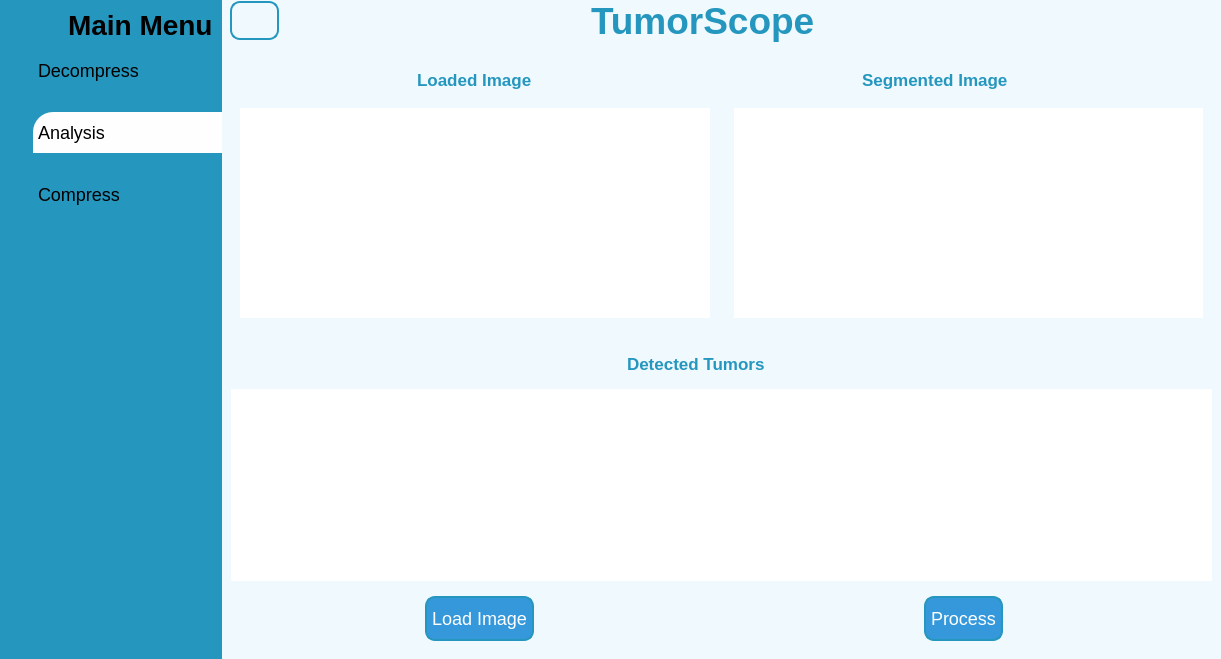
Qt form UI/AnalysisUI.ui (tahaaa22/TumorScope) before a commit.
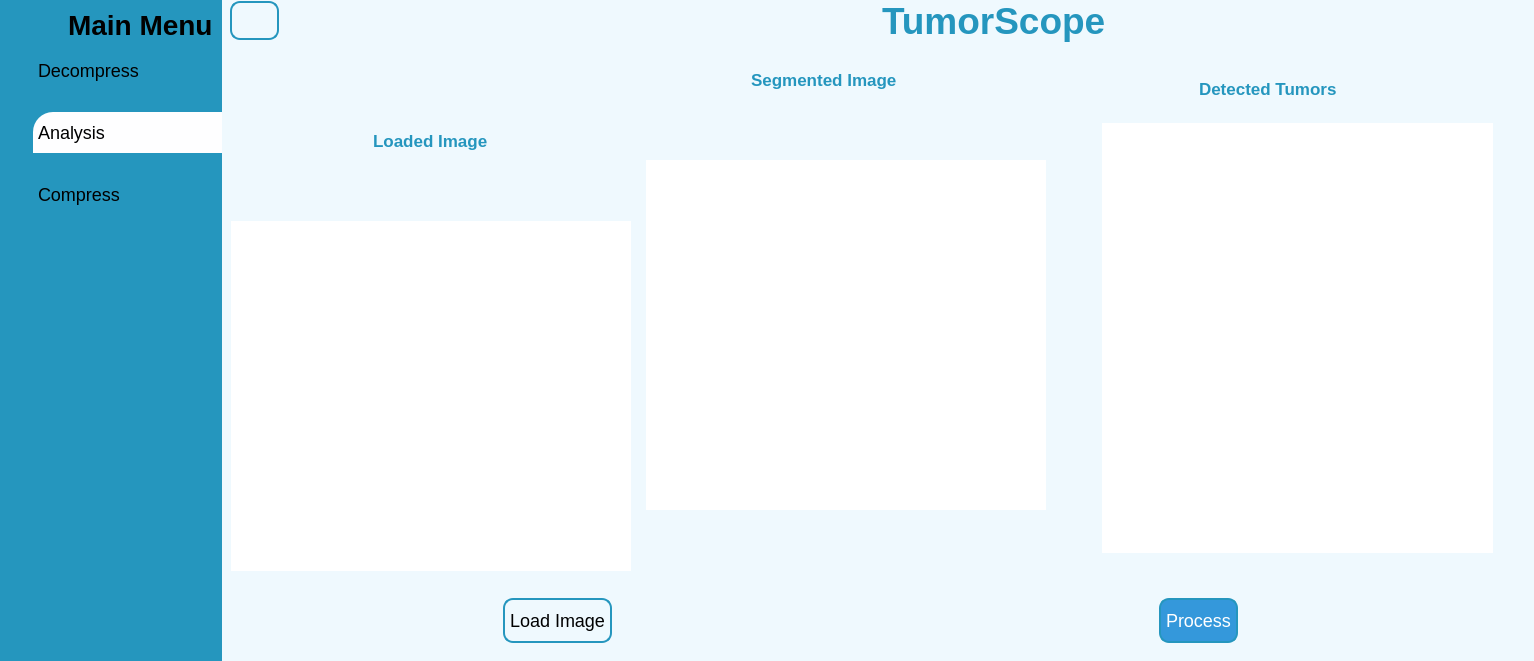
The same form after that commit. Icons and pictures are not drawn. Custom widgets are drawn as their Qt base class.

```diff
--- a/UI/AnalysisUI.ui
+++ b/UI/AnalysisUI.ui
@@ -6,17 +6,23 @@
    <rect>
     <x>0</x>
     <y>0</y>
-    <width>1221</width>
-    <height>659</height>
+    <width>1534</width>
+    <height>661</height>
    </rect>
   </property>
   <property name="windowTitle">
    <string>MainWindow</string>
   </property>
   <widget class="QWidget" name="centralwidget">
+   <property name="minimumSize">
+    <size>
+     <width>0</width>
+     <height>0</height>
+    </size>
+   </property>
    <property name="font">
     <font>
-     <pointsize>8</pointsize>
+     <pointsize>30</pointsize>
     </font>
    </property>
    <property name="styleSheet">
@@ -24,7 +30,12 @@
 color:#000;
 border:none;
 }
-#load_button, #process_button {
+#process_button{
+background-color: none;
+border: none;
+color: rgb(0, 0, 0);
+}
+#load_button{
     background-color: #3498db;  /* Default button color */
     color: white;
     border-radius: 5px;
@@ -413,6 +424,18 @@
          <layout class="QHBoxLayout" name="horizontalLayout_11">
           <item>
            <widget class="QWidget" name="widget_4" native="true">
+            <property name="minimumSize">
+             <size>
+              <width>400</width>
+              <height>0</height>
+             </size>
+            </property>
+            <property name="maximumSize">
+             <size>
+              <width>400</width>
+              <height>16777215</height>
+             </size>
+            </property>
             <layout class="QVBoxLayout" name="verticalLayout_4">
              <property name="spacing">
               <number>0</number>
@@ -429,16 +452,7 @@
              <property name="bottomMargin">
               <number>0</number>
              </property>
-             <item>
-              <widget class="QFrame" name="frame_2">
-               <property name="frameShape">
-                <enum>QFrame::StyledPanel</enum>
-               </property>
-               <property name="frameShadow">
-                <enum>QFrame::Raised</enum>
-               </property>
-               <layout class="QHBoxLayout" name="horizontalLayout_12">
-                <item alignment="Qt::AlignHCenter|Qt::AlignVCenter">
+             <item alignment="Qt::AlignHCenter">
                  <widget class="QLabel" name="EMGlabel">
                   <property name="font">
                    <font>
@@ -452,11 +466,20 @@
                   </property>
                  </widget>
                 </item>
-               </layout>
-              </widget>
-             </item>
-             <item>
+             <item alignment="Qt::AlignHCenter|Qt::AlignVCenter">
               <widget class="QFrame" name="frame_3">
+               <property name="minimumSize">
+                <size>
+                 <width>400</width>
+                 <height>350</height>
+                </size>
+               </property>
+               <property name="maximumSize">
+                <size>
+                 <width>400</width>
+                 <height>350</height>
+                </size>
+               </property>
                <property name="frameShape">
                 <enum>QFrame::StyledPanel</enum>
                </property>
@@ -464,12 +487,33 @@
                 <enum>QFrame::Raised</enum>
                </property>
                <layout class="QVBoxLayout" name="verticalLayout_6">
-                <item>
+                <property name="spacing">
+                 <number>0</number>
+                </property>
+                <property name="leftMargin">
+                 <number>0</number>
+                </property>
+                <property name="topMargin">
+                 <number>0</number>
+                </property>
+                <property name="rightMargin">
+                 <number>0</number>
+                </property>
+                <property name="bottomMargin">
+                 <number>0</number>
+                </property>
+                <item alignment="Qt::AlignHCenter|Qt::AlignVCenter">
                  <widget class="PlotWidget" name="graphicsView">
                   <property name="minimumSize">
                    <size>
                     <width>400</width>
-                    <height>0</height>
+                    <height>350</height>
+                   </size>
+                  </property>
+                  <property name="maximumSize">
+                   <size>
+                    <width>400</width>
+                    <height>350</height>
                    </size>
                   </property>
                  </widget>
@@ -553,32 +597,47 @@
                   <property name="minimumSize">
                    <size>
                     <width>400</width>
+                    <height>350</height>
+                   </size>
+                  </property>
+                  <property name="maximumSize">
+                   <size>
+                    <width>400</width>
+                    <height>350</height>
+                   </size>
+                  </property>
+                 </widget>
+                </item>
+               </layout>
+              </widget>
+             </item>
+            </layout>
+           </widget>
+          </item>
+          <item>
+           <widget class="QWidget" name="widget_2" native="true">
+            <layout class="QVBoxLayout" name="verticalLayout_5">
+             <item>
+              <widget class="QFrame" name="frame_9">
+               <property name="minimumSize">
+                <size>
+                 <width>400</width>
                     <height>0</height>
                    </size>
                   </property>
-                 </widget>
-                </item>
-               </layout>
-              </widget>
-             </item>
-            </layout>
-           </widget>
-          </item>
-         </layout>
-        </widget>
-       </item>
-       <item>
-        <widget class="QWidget" name="mainframe" native="true">
-         <layout class="QVBoxLayout" name="verticalLayout_2">
-          <item>
-           <widget class="QFrame" name="frame">
+               <property name="maximumSize">
+                <size>
+                 <width>400</width>
+                 <height>16777215</height>
+                </size>
+               </property>
             <property name="frameShape">
              <enum>QFrame::StyledPanel</enum>
             </property>
             <property name="frameShadow">
              <enum>QFrame::Raised</enum>
             </property>
-            <layout class="QHBoxLayout" name="horizontalLayout_7">
+               <layout class="QHBoxLayout" name="horizontalLayout_4">
              <item>
               <widget class="QLabel" name="detect_label">
                <property name="minimumSize">
@@ -609,6 +668,27 @@
            </widget>
           </item>
           <item>
+              <widget class="QFrame" name="frame_8">
+               <property name="minimumSize">
+                <size>
+                 <width>400</width>
+                 <height>0</height>
+                </size>
+               </property>
+               <property name="maximumSize">
+                <size>
+                 <width>400</width>
+                 <height>16777215</height>
+                </size>
+               </property>
+               <property name="frameShape">
+                <enum>QFrame::StyledPanel</enum>
+               </property>
+               <property name="frameShadow">
+                <enum>QFrame::Raised</enum>
+               </property>
+               <layout class="QVBoxLayout" name="verticalLayout_3">
+                <item>
            <widget class="PlotWidget" name="graphicsView_3">
             <property name="minimumSize">
              <size>
@@ -616,13 +696,34 @@
               <height>0</height>
              </size>
             </property>
-           </widget>
-          </item>
+                  <property name="maximumSize">
+                   <size>
+                    <width>400</width>
+                    <height>16777215</height>
+                   </size>
+                  </property>
+                 </widget>
+                </item>
+               </layout>
+              </widget>
+             </item>
+            </layout>
+           </widget>
+          </item>
+         </layout>
+        </widget>
+       </item>
+       <item>
+        <widget class="QWidget" name="mainframe" native="true">
+         <layout class="QVBoxLayout" name="verticalLayout_2">
           <item>
            <widget class="QWidget" name="widget" native="true">
             <layout class="QHBoxLayout" name="horizontalLayout_3">
              <item alignment="Qt::AlignHCenter|Qt::AlignVCenter">
               <widget class="QPushButton" name="process_button">
+               <property name="styleSheet">
+                <string notr="true"/>
+               </property>
                <property name="text">
                 <string>Load Image</string>
                </property>
```
Left out of the diff: 2 changed lines with no effect on the pictures. Lines whose indentation alone changed are shown as unchanged.
